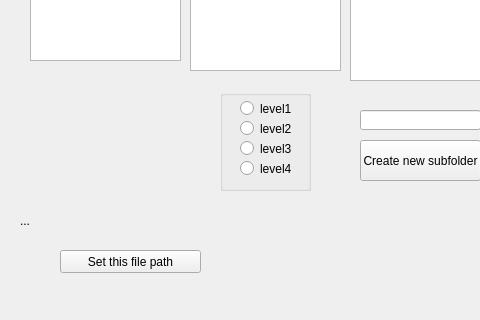
gastonsbodio/maya_project_manager, file manager_tools/anim_path_treel.ui: the form before one commit; both pictures show x 0 to 480 and y 250 to 570 of the 700 by 570 pixel window.
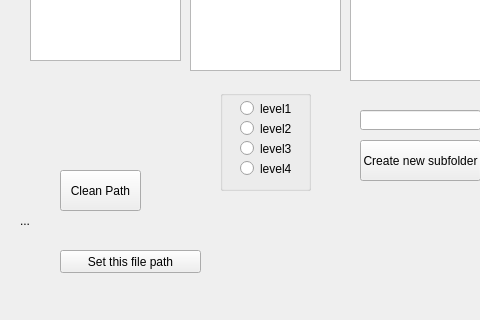
The form after the commit.

```diff
--- a/manager_tools/anim_path_treel.ui
+++ b/manager_tools/anim_path_treel.ui
@@ -250,6 +250,19 @@
      <string>Set this file path</string>
     </property>
    </widget>
+   <widget class="QPushButton" name="pushBut_clean_path">
+    <property name="geometry">
+     <rect>
+      <x>60</x>
+      <y>420</y>
+      <width>81</width>
+      <height>41</height>
+     </rect>
+    </property>
+    <property name="text">
+     <string>Clean Path</string>
+    </property>
+   </widget>
   </widget>
   <widget class="QMenuBar" name="menubar">
    <property name="geometry">
```
